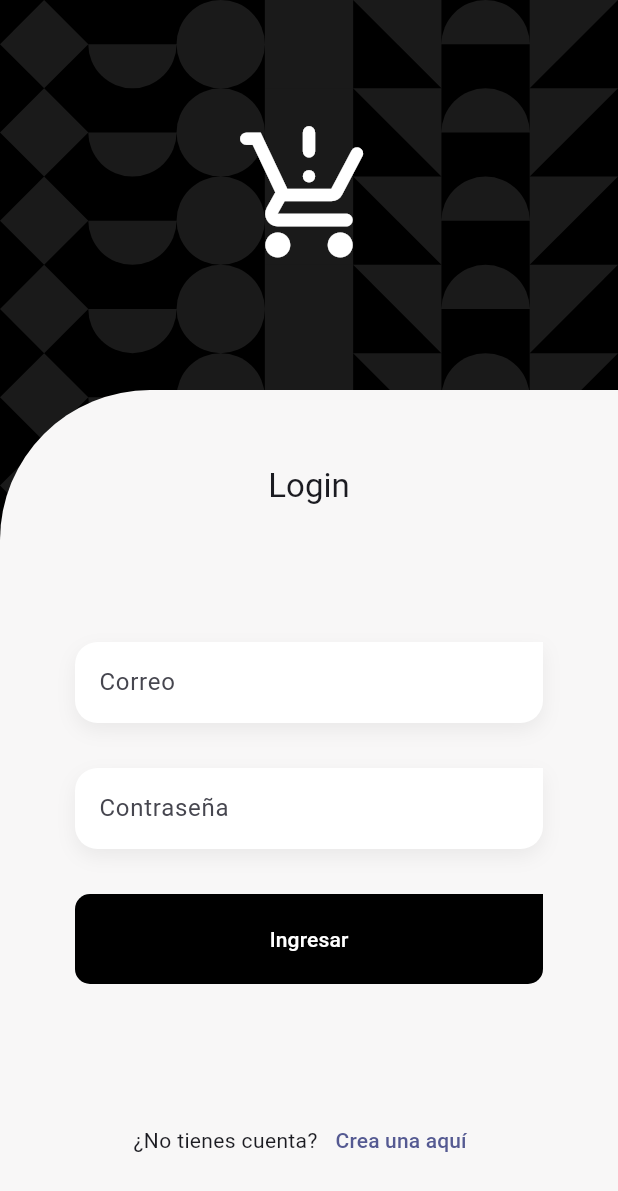
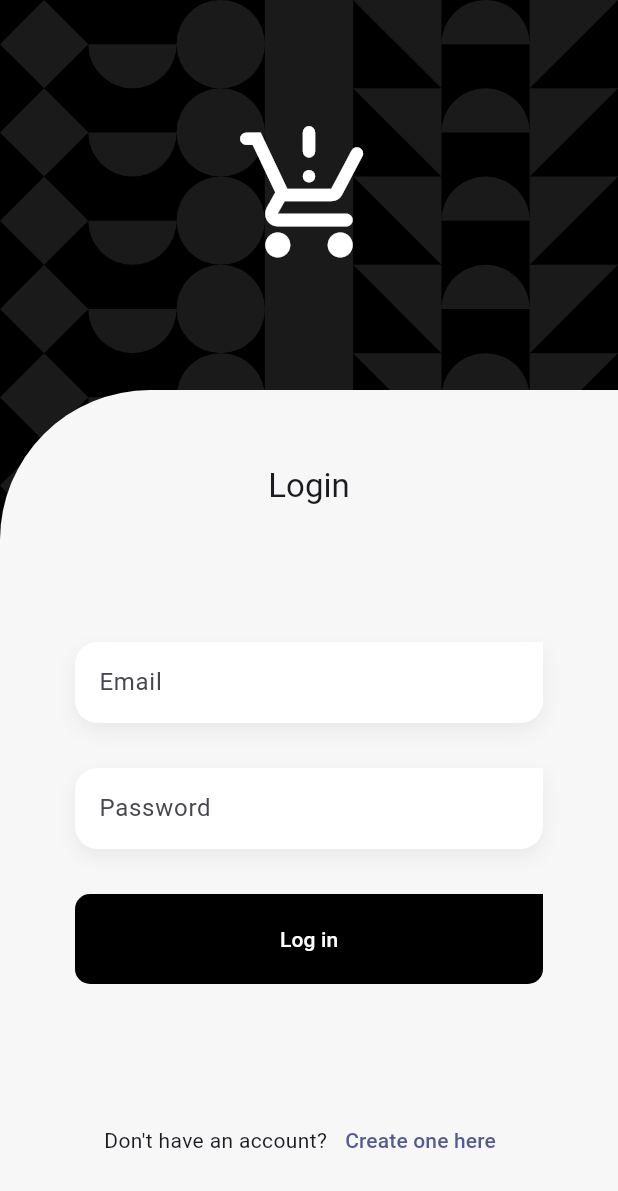
Before and after one commit to cseluzha/PracticeFlutter, a Flutter app: the screen it shows after launch, on a phone screen of 412 x 824 dp. Shown: the top 1191 px of the screen. Run offline on Flutter 3.47's test engine with Material 3 defaults, Android fonts, the phone set to English and light mode, and no system bars; our stand-ins replace animate_do, card_swiper, dio, equatable, firebase_core, firebase_messaging and 9 more; accounts and stored records are empty; generated files the repository leaves out were written again; project files that could hold a hidden picture were left out.

Commit message:
feat: connect in login screen with the login form provider

```diff
--- a/teslo_app/lib/features/auth/presentation/providers/login_form_provider.dart
+++ b/teslo_app/lib/features/auth/presentation/providers/login_form_provider.dart
@@ -22,7 +22,7 @@ class LoginFormNotifier extends StateNotifier<LoginFormState> {
       )
       : super(LoginFormState());
 
-  onEmailChange(String value) {
+  onEmailChanged(String value) {
     final newEmail = Email.dirty(value);
     state = state.copyWith(
         email: newEmail, isValid: Formz.validate([newEmail, state.password]));
--- a/teslo_app/lib/features/auth/presentation/screens/login_screen.dart
+++ b/teslo_app/lib/features/auth/presentation/screens/login_screen.dart
@@ -1,5 +1,7 @@
 import 'package:flutter/material.dart';
+import 'package:flutter_riverpod/flutter_riverpod.dart';
 import 'package:go_router/go_router.dart';
+import 'package:teslo_app/features/auth/presentation/providers/providers.dart';
 import 'package:teslo_app/features/shared/shared.dart';
 
 class LoginScreen extends StatelessWidget {
@@ -45,11 +47,13 @@ class LoginScreen extends StatelessWidget {
   }
 }
 
-class _LoginForm extends StatelessWidget {
+class _LoginForm extends ConsumerWidget {
   const _LoginForm();
 
   @override
-  Widget build(BuildContext context) {
+  Widget build(BuildContext context, WidgetRef ref) {
+    final loginForm = ref.watch(loginFormProvider);
+
     final textStyles = Theme.of(context).textTheme;
 
     return Padding(
@@ -59,32 +63,40 @@ class _LoginForm extends StatelessWidget {
           const SizedBox(height: 50),
           Text('Login', style: textStyles.titleLarge),
           const SizedBox(height: 90),
-          const CustomTextFormField(
-            label: 'Correo',
+          CustomTextFormField(
+            label: 'Email',
             keyboardType: TextInputType.emailAddress,
+            onChanged: ref.read(loginFormProvider.notifier).onEmailChanged,
+            errorMessage:
+                loginForm.isFormPosted ? loginForm.email.errorMessage : null,
           ),
           const SizedBox(height: 30),
-          const CustomTextFormField(
-            label: 'Contraseña',
+          CustomTextFormField(
+            label: 'Password',
             obscureText: true,
+            onChanged: ref.read(loginFormProvider.notifier).onPasswordChanged,
+            errorMessage:
+                loginForm.isFormPosted ? loginForm.password.errorMessage : null,
           ),
           const SizedBox(height: 30),
           SizedBox(
               width: double.infinity,
               height: 60,
               child: CustomFilledButton(
-                text: 'Ingresar',
+                text: 'Log in',
                 buttonColor: Colors.black,
-                onPressed: () {},
+                onPressed: () {
+                  ref.read(loginFormProvider.notifier).onFormSubmit();
+                },
               )),
           const Spacer(flex: 2),
           Row(
             mainAxisAlignment: MainAxisAlignment.center,
             children: [
-              const Text('¿No tienes cuenta?'),
+              const Text('Don\'t have an account?'),
               TextButton(
                   onPressed: () => context.push('/register'),
-                  child: const Text('Crea una aquí'))
+                  child: const Text('Create one here'))
             ],
           ),
           const Spacer(flex: 1),
--- a/teslo_app/lib/features/shared/widgets/custom_text_form_field.dart
+++ b/teslo_app/lib/features/shared/widgets/custom_text_form_field.dart
@@ -1,8 +1,6 @@
 import 'package:flutter/material.dart';
 
-
 class CustomTextFormField extends StatelessWidget {
-
   final String? label;
   final String? hint;
   final String? errorMessage;
@@ -24,13 +22,11 @@ class CustomTextFormField extends StatelessWidget {
 
   @override
   Widget build(BuildContext context) {
-
     final colors = Theme.of(context).colorScheme;
 
     final border = OutlineInputBorder(
         borderSide: const BorderSide(color: Colors.transparent),
-      borderRadius: BorderRadius.circular(40)
-    );
+        borderRadius: BorderRadius.circular(40));
 
     const borderRadius = Radius.circular(15);
 
@@ -38,27 +34,31 @@ class CustomTextFormField extends StatelessWidget {
       // padding: const EdgeInsets.only(bottom: 0, top: 15),
       decoration: BoxDecoration(
           color: Colors.white,
-        borderRadius: const BorderRadius.only(topLeft: borderRadius, bottomLeft: borderRadius, bottomRight: borderRadius ),
+          borderRadius: const BorderRadius.only(
+              topLeft: borderRadius,
+              bottomLeft: borderRadius,
+              bottomRight: borderRadius),
           boxShadow: [
             BoxShadow(
                 color: Colors.black.withOpacity(0.06),
                 blurRadius: 10,
-            offset: const Offset(0,5)
-          )
-        ]
-      ),
+                offset: const Offset(0, 5))
+          ]),
       child: TextFormField(
         onChanged: onChanged,
         validator: validator,
         obscureText: obscureText,
         keyboardType: keyboardType,
-        style: const TextStyle( fontSize: 20, color: Colors.black54 ),
+        style: const TextStyle(fontSize: 20, color: Colors.black54),
         decoration: InputDecoration(
-          floatingLabelStyle: const TextStyle(color: Colors.black, fontWeight: FontWeight.bold, fontSize: 18),
+          floatingLabelStyle: const TextStyle(
+              color: Colors.black, fontWeight: FontWeight.bold, fontSize: 18),
           enabledBorder: border,
           focusedBorder: border,
-          errorBorder: border.copyWith( borderSide: BorderSide( color: Colors.red.shade800 )),
-          focusedErrorBorder: border.copyWith( borderSide: BorderSide( color: Colors.red.shade800 )),
+          errorBorder: border.copyWith(
+              borderSide: const BorderSide(color: Colors.transparent)),
+          focusedErrorBorder: border.copyWith(
+              borderSide: const BorderSide(color: Colors.transparent)),
           isDense: true,
           label: label != null ? Text(label!) : null,
           hintText: hint,
```
Lines whose indentation alone changed are shown as unchanged.
